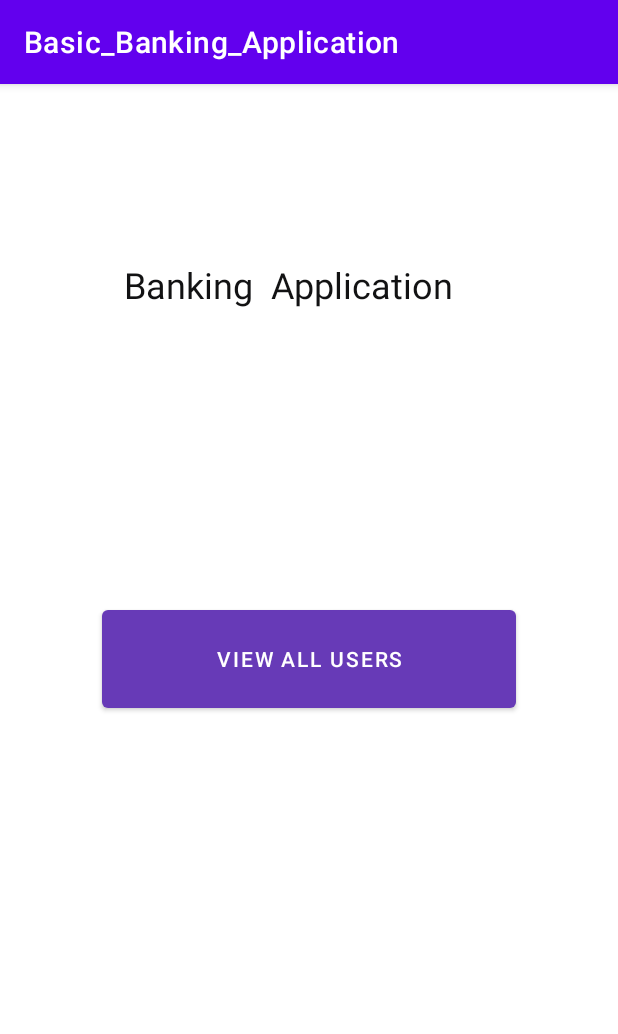
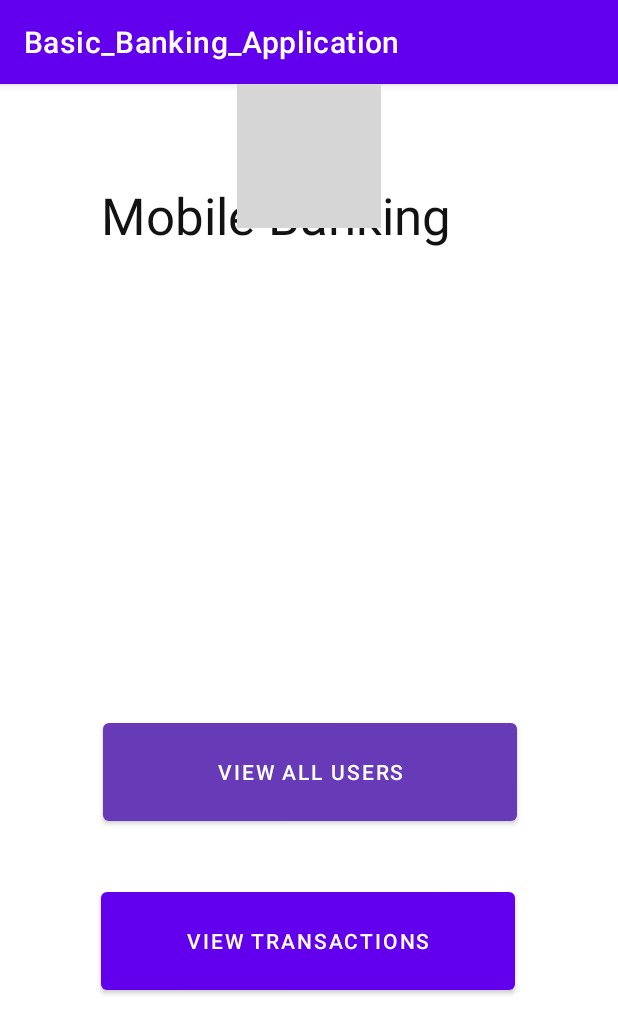
Before and after one commit to keerthanataltaje/BankingApplication, an Android app: the screen it shows after launch (MainActivity), on a phone screen of 412 x 824 dp. Shown: the top 1034 px of the screen. Run offline under Robolectric (Android 15) with nearby library versions, the phone set to English and light mode, and no system bars; grey boxes are pictures that could not be loaded.

Commit message:
Updated transactions activity

```diff
--- a/app/src/main/java/com/example/android/basic_banking_application/MainActivity.java
+++ b/app/src/main/java/com/example/android/basic_banking_application/MainActivity.java
@@ -8,13 +8,14 @@ import android.view.View;
 import android.widget.Button;
 
 public class MainActivity extends AppCompatActivity {
-    private Button viewAllUsers;
+    private Button viewAllUsers,view_Transfers;
     @Override
     protected void onCreate(Bundle savedInstanceState) {
         super.onCreate(savedInstanceState);
         setContentView(R.layout.activity_main);
 
         viewAllUsers = findViewById(R.id.viewusers);
+        view_Transfers=findViewById(R.id.viewtransfers);
         viewAllUsers.setOnClickListener(new View.OnClickListener() {
             @Override
             public void onClick(View view) {
@@ -22,5 +23,12 @@ public class MainActivity extends AppCompatActivity {
                 startActivity(i);
             }
         });
+        view_Transfers.setOnClickListener(new View.OnClickListener() {
+            @Override
+            public void onClick(View view) {
+                Intent i2=new Intent(MainActivity.this,ViewTransferData.class);
+                startActivity(i2);
+            }
+        });
     }
 }
--- a/app/src/main/java/com/example/android/basic_banking_application/ViewTransferData.java
+++ b/app/src/main/java/com/example/android/basic_banking_application/ViewTransferData.java
@@ -68,9 +68,9 @@ class TransferAdapter extends RecyclerView.Adapter<TransferAdapter.ViewHolder> {
     @Override
     public void onBindViewHolder(ViewHolder holder, int position) {
         TransferModel details =  mData.get(position);
-        holder.from_user.setText(details.getFrom_());
-        holder.to_user.setText(details.getTo_());
-        holder.amount_.setText(details.getAmt());
+        holder.from_user.setText("From :"+details.getFrom_());
+        holder.to_user.setText("To : "+details.getTo_());
+        holder.amount_.setText("Amount : Rs "+details.getAmt());
         holder.time_.setText(details.getTime_());
     }
 
--- a/app/src/main/res/layout/activity_main.xml
+++ b/app/src/main/res/layout/activity_main.xml
@@ -15,21 +15,45 @@
         app:backgroundTint="#673AB7"
         app:layout_constraintBottom_toBottomOf="parent"
         app:layout_constraintEnd_toEndOf="parent"
+        app:layout_constraintHorizontal_bias="0.503"
         app:layout_constraintStart_toStartOf="parent"
         app:layout_constraintTop_toTopOf="parent"
-        app:layout_constraintVertical_bias="0.499" />
+        app:layout_constraintVertical_bias="0.608" />
 
     <TextView
         android:id="@+id/bankingapplication"
-        android:layout_width="246dp"
-        android:layout_height="39dp"
-        android:text="Banking  Application"
+        android:layout_width="264dp"
+        android:layout_height="55dp"
+        android:text="Mobile Banking"
         android:textColor="#121213"
-        android:textSize="24sp"
+        android:textSize="34sp"
         app:layout_constraintBottom_toTopOf="@+id/viewusers"
+        app:layout_constraintEnd_toEndOf="parent"
+        app:layout_constraintHorizontal_bias="0.455"
+        app:layout_constraintStart_toStartOf="parent"
+        app:layout_constraintTop_toTopOf="parent"
+        app:layout_constraintVertical_bias="0.177" />
+
+    <ImageView
+        android:id="@+id/image"
+        android:layout_width="wrap_content"
+        android:layout_height="wrap_content"
+        android:scaleType="center"
+        android:src="@drawable/bankicon"
+        app:layout_constraintEnd_toEndOf="parent"
+        app:layout_constraintStart_toStartOf="parent"
+        tools:ignore="MissingConstraints"
+        tools:layout_editor_absoluteY="146dp" />
+
+    <Button
+        android:id="@+id/viewtransfers"
+        android:layout_width="276dp"
+        android:layout_height="77dp"
+        android:text="View Transactions"
+        app:layout_constraintBottom_toBottomOf="parent"
         app:layout_constraintEnd_toEndOf="parent"
         app:layout_constraintHorizontal_bias="0.496"
         app:layout_constraintStart_toStartOf="parent"
-        app:layout_constraintTop_toTopOf="parent"
-        app:layout_constraintVertical_bias="0.384" />
+        app:layout_constraintTop_toBottomOf="@+id/viewusers"
+        app:layout_constraintVertical_bias="0.184" />
 </androidx.constraintlayout.widget.ConstraintLayout>
--- a/app/src/main/res/layout/recyclerview_for_transactions.xml
+++ b/app/src/main/res/layout/recyclerview_for_transactions.xml
@@ -12,13 +12,14 @@
         android:layout_height="wrap_content"
         android:orientation="horizontal"
         android:padding="10dp">
-    <TextView
-        android:id="@+id/fromuser"
-        android:text="Hello"
-        android:layout_width="wrap_content"
-        android:layout_height="wrap_content"
-        android:layout_weight="1"
-        android:textSize="20sp"/>
+
+        <TextView
+            android:id="@+id/fromuser"
+            android:layout_width="wrap_content"
+            android:layout_height="wrap_content"
+            android:layout_weight="1"
+            android:text="Hello"
+            android:textSize="20sp" />
 
     <TextView
         android:id="@+id/touser"
```
